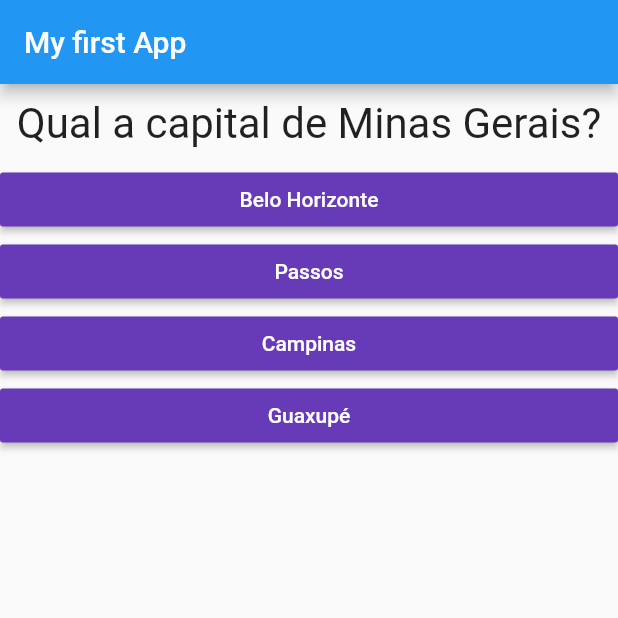
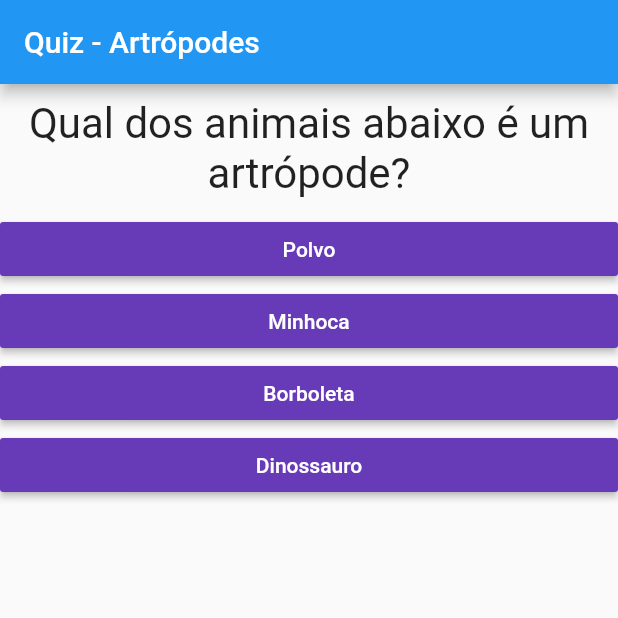
Before and after one commit to alefsilvaf/1stDartApp, a Flutter app: the screen it shows after launch, on a phone screen of 412 x 824 dp, the top half of it. Run offline on Flutter 3.47's test engine with Material 2 defaults, Android fonts, the phone set to English and light mode, and no system bars.

Commit message:
Estilizando, resetando e aprendendo mais sobre Dart

```diff
--- a/lib/main.dart
+++ b/lib/main.dart
@@ -21,30 +21,38 @@ class MyApp extends StatefulWidget {
 class _MyAppState extends State<MyApp> {
   final _questions = const [
     {
-      'questionText': 'Qual a capital de Minas Gerais?',
+      'questionText': 'Qual dos animais abaixo é um artrópode?',
       'answers': [
-        {'text': 'Belo Horizonte', 'score': 10},
-        {'text': 'Passos', 'score': 1},
-        {'text': 'Campinas', 'score': 1},
-        {'text': 'Guaxupé', 'score': 1},
+        {'text': 'Polvo', 'score': 0},
+        {'text': 'Minhoca', 'score': 0},
+        {'text': 'Borboleta', 'score': 1},
+        {'text': 'Dinossauro', 'score': 0},
       ],
     },
     {
-      'questionText': 'Onde está localizada a Torre Eiffel?',
+      'questionText': 'Qual artrópode da lista é um animal peçonhento?',
       'answers': [
-        {'text': 'Rio de Janeiro', 'score': 1},
-        {'text': 'Vancouver', 'score': 1},
-        {'text': 'Paris', 'score': 10},
-        {'text': 'Dinamarca', 'score': 1},
+        {'text': 'Lacraia', 'score': 1},
+        {'text': 'Barata', 'score': 0},
+        {'text': 'Siri', 'score': 0},
+        {'text': 'Gafanhoto', 'score': 0},
       ]
     },
     {
-      'questionText': 'O Pré-Sal fica no litoral...',
+      'questionText': 'Artrópodes são animais com...',
       'answers': [
-        {'text': 'Argentino', 'score': 1},
-        {'text': 'Espanhol', 'score': 1},
-        {'text': 'Norueguês', 'score': 1},
-        {'text': 'Brasileiro', 'score': 10}
+        {'text': 'Exoesqueleto', 'score': 1},
+        {'text': 'Endoesqueleto', 'score': 0}
+      ],
+    },
+    {
+      'questionText':
+          'Camarão, lagosta e caranguejo fazem parte de qual classe dos artrópodes?',
+      'answers': [
+        {'text': 'Quilópodes', 'score': 0},
+        {'text': 'Crustáceos', 'score': 1},
+        {'text': 'Aracnídeos', 'score': 0},
+        {'text': 'Nenhuma', 'score': 0}
       ],
     },
   ];
@@ -52,18 +60,19 @@ class _MyAppState extends State<MyApp> {
   var _questionIndex = 0;
   var _totalScore = 0;
 
+  void resetQuiz() {
+    setState(() {});
+    _questionIndex = 0;
+    _totalScore = 0;
+  }
+
   void _answerQuestion(int score) {
-    _totalScore += _totalScore + score;
+    _totalScore += score;
 
+    print(_totalScore);
     setState(() {
       _questionIndex = _questionIndex + 1;
     });
-
-    if (_questionIndex < _questions.length) {
-      print('Sei lá o que!');
-    } else {
-      print('Sei o que lá');
-    }
   }
 
   @override
@@ -71,14 +80,14 @@ class _MyAppState extends State<MyApp> {
     return MaterialApp(
       home: Scaffold(
         appBar: AppBar(
-          title: Text('My first App'),
+          title: Text('Quiz - Artrópodes'),
         ),
         body: _questionIndex < _questions.length
             ? Quiz(
                 answerQuestion: _answerQuestion,
                 questionIndex: _questionIndex,
                 questions: _questions)
-            : Result(_totalScore),
+            : Result(_totalScore, resetQuiz),
       ),
     );
   }
--- a/pubspec.yaml
+++ b/pubspec.yaml
@@ -45,9 +45,8 @@ flutter:
   uses-material-design: true
 
   # To add assets to your application, add an assets section, like this:
-  # assets:
-  #   - images/a_dot_burr.jpeg
-  #   - images/a_dot_ham.jpeg
+  assets:
+     - assets/imagens/Borboleta.png
 
   # An image asset can refer to one or more resolution-specific "variants", see
   # https://flutter.dev/assets-and-images/#resolution-aware.
```
Also changed, not shown: lib/result.dart (+24 -12 lines), assets/imagens/Borboleta.png (added).
